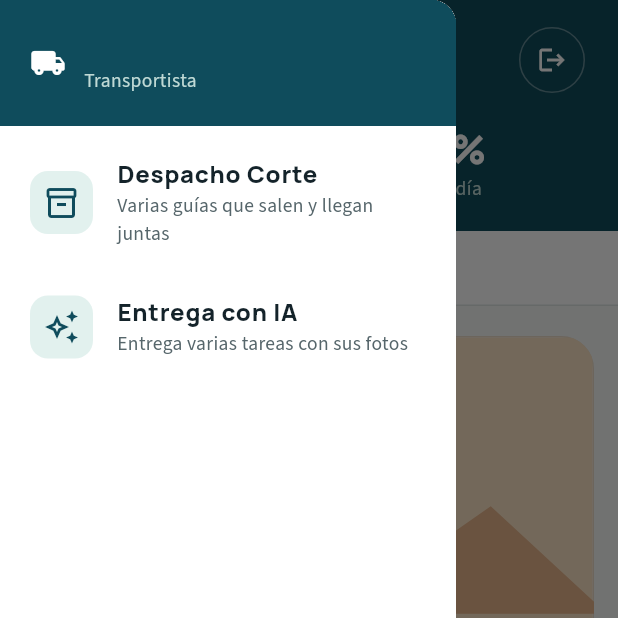
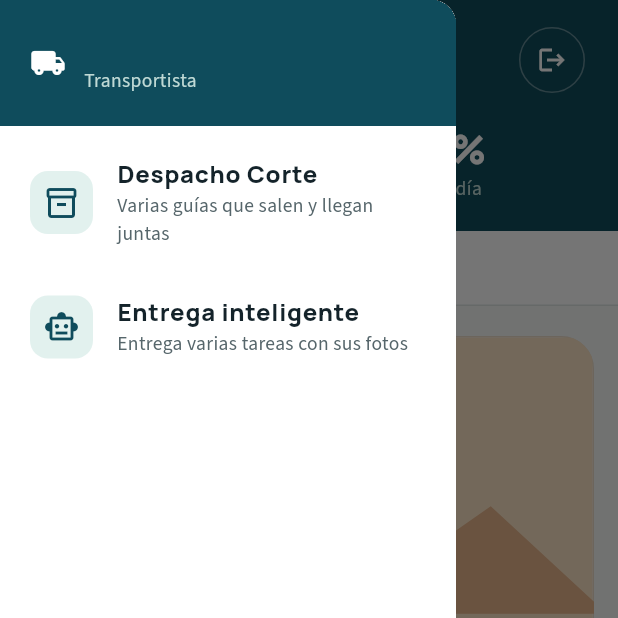
Before and after one commit to pierolupa/Proyectos-IPESA, a Flutter app: the TaskListScreen screen opened directly, with the side drawer open, on a phone screen of 412 x 824 dp, the top half of it. Run offline on Flutter 3.47's test engine with Material 3 defaults, Android fonts, the phone set to English and light mode, and no system bars; our stand-ins replace flutter_map, geolocator, image_picker, latlong2, shared_preferences, web; missing offline and left inert: dart:js_interop; accounts and stored records are empty.

Commit message:
Mis tareas: "Entrega con IA" pasa a "Entrega inteligente" con ícono de robot
Co-Authored-By: Claude Opus 5.5 <noreply@anthropic.com>
Claude-Session: https://claude.ai/code/session_01QxgwD5UvA7fQf3opB6SeMe

```diff
--- a/app/lib/screens/transportista/entrega_ia_screen.dart
+++ b/app/lib/screens/transportista/entrega_ia_screen.dart
@@ -68,7 +68,7 @@ class _Foto {
   String? error;
 }
 
-/// "Entrega con IA": el transportista sube hasta [maxGuiasPorCarga] fotos
+/// "Entrega inteligente": el transportista sube hasta [maxGuiasPorCarga] fotos
 /// de guías entregadas; la IA lee el número de guía de cada una y la busca
 /// entre sus tareas en ruta. Las que encuentra quedan listas para
 /// entregar (con esa foto como foto de entrega, y la hora y el GPS de
@@ -332,7 +332,7 @@ class _EntregaIAScreenState extends State<EntregaIAScreen>
     final n = encontradas.length;
 
     return Scaffold(
-      appBar: AppBar(title: const Text('Entrega con IA')),
+      appBar: AppBar(title: const Text('Entrega inteligente')),
       bottomNavigationBar: _fotos.isEmpty
           ? null
           : SafeArea(
--- a/app/lib/screens/transportista/task_list_screen.dart
+++ b/app/lib/screens/transportista/task_list_screen.dart
@@ -443,8 +443,8 @@ class _MenuTransportista extends StatelessWidget {
             onDespachoCorte,
           ),
           opcion(
-            Icons.auto_awesome_outlined,
-            'Entrega con IA',
+            Icons.smart_toy_outlined,
+            'Entrega inteligente',
             'Entrega varias tareas con sus fotos',
             onEntregaConIA,
           ),
```
Also changed, not shown: 1 other file.
